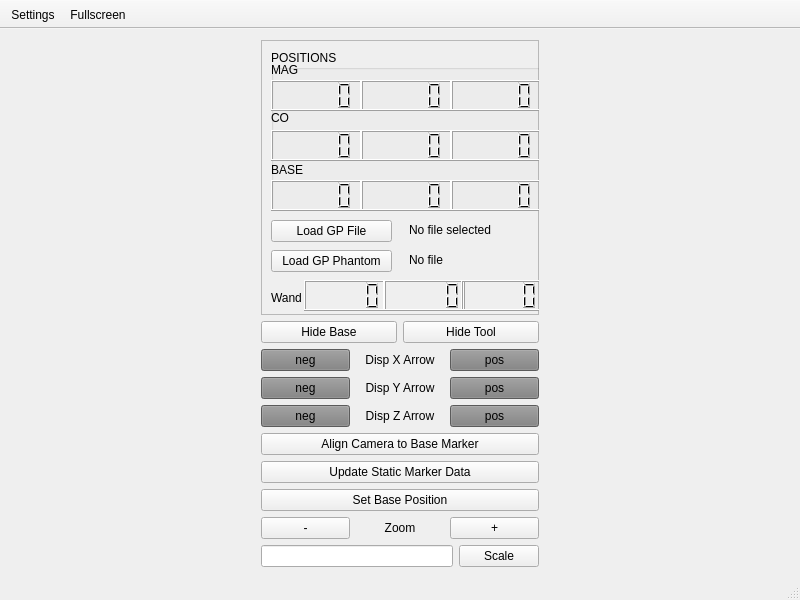
Old version of the form Interface.ui in the repository dusevitch/TRAC_GP_Pose.
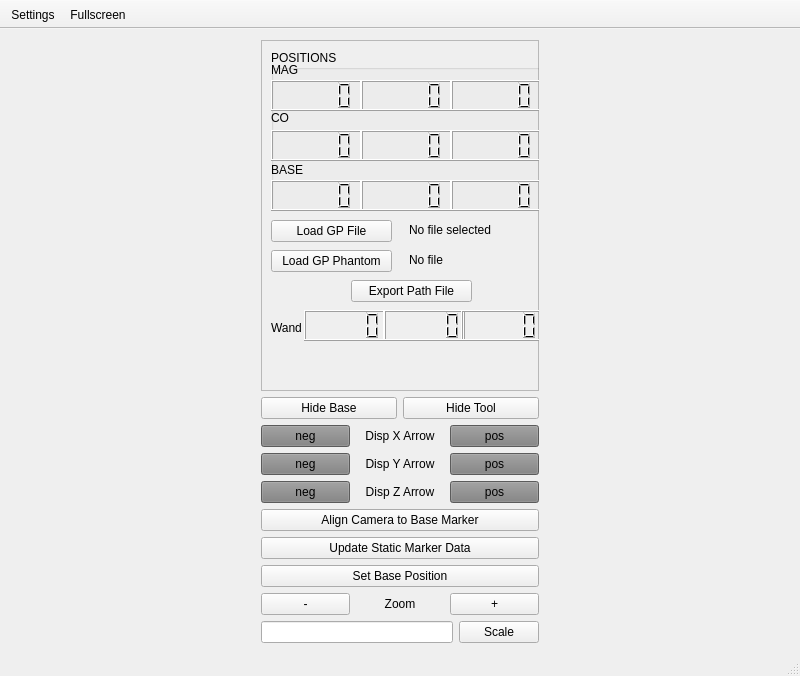
New version of the form. Icons and pictures are not drawn.

Commit message: Working TRAC location with cochlea pose and fields.  Field export updated to rotation of magnet

```diff
--- a/Interface.ui
+++ b/Interface.ui
@@ -7,7 +7,7 @@
     <x>0</x>
     <y>0</y>
     <width>800</width>
-    <height>600</height>
+    <height>676</height>
    </rect>
   </property>
   <property name="windowTitle">
@@ -268,7 +268,7 @@
           <property name="geometry">
            <rect>
             <x>10</x>
-            <y>250</y>
+            <y>280</y>
             <width>41</width>
             <height>16</height>
            </rect>
@@ -281,7 +281,7 @@
           <property name="geometry">
            <rect>
             <x>43</x>
-            <y>240</y>
+            <y>270</y>
             <width>81</width>
             <height>31</height>
            </rect>
@@ -291,7 +291,7 @@
           <property name="geometry">
            <rect>
             <x>123</x>
-            <y>240</y>
+            <y>270</y>
             <width>81</width>
             <height>31</height>
            </rect>
@@ -301,7 +301,7 @@
           <property name="geometry">
            <rect>
             <x>200</x>
-            <y>240</y>
+            <y>270</y>
             <width>81</width>
             <height>31</height>
            </rect>
@@ -320,6 +320,19 @@
            <string>No file</string>
           </property>
          </widget>
+         <widget class="QPushButton" name="export_path_file">
+          <property name="geometry">
+           <rect>
+            <x>90</x>
+            <y>240</y>
+            <width>121</width>
+            <height>22</height>
+           </rect>
+          </property>
+          <property name="text">
+           <string>Export Path File</string>
+          </property>
+         </widget>
         </widget>
        </item>
        <item>
```
The commit also changes 29 other files.
